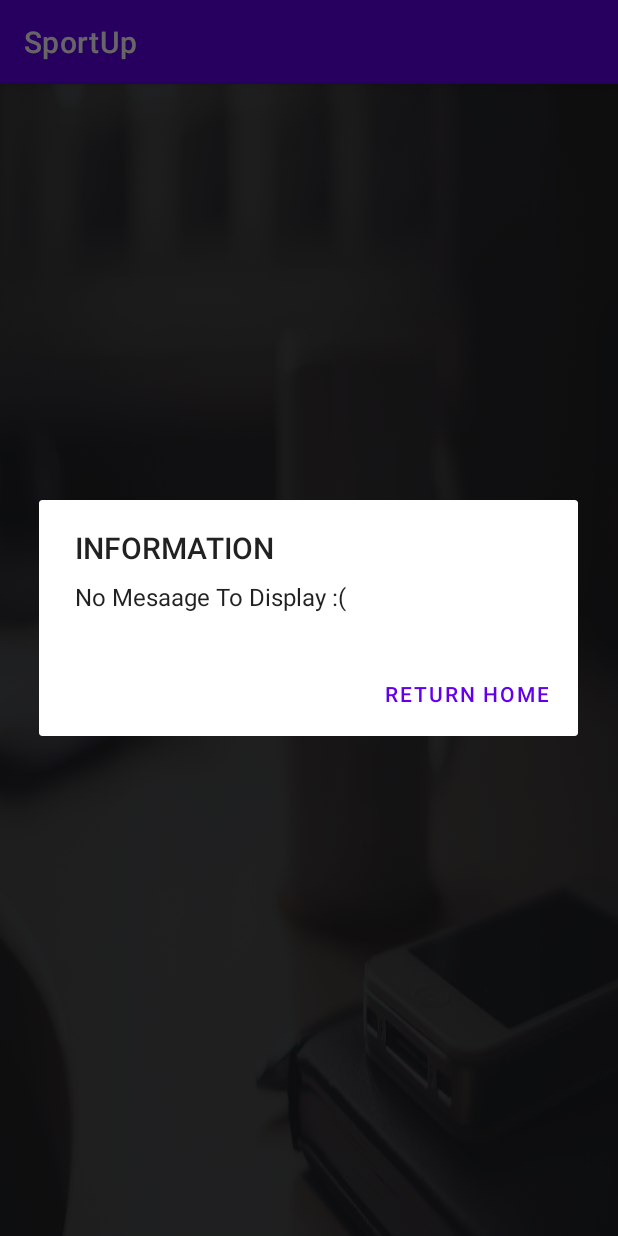
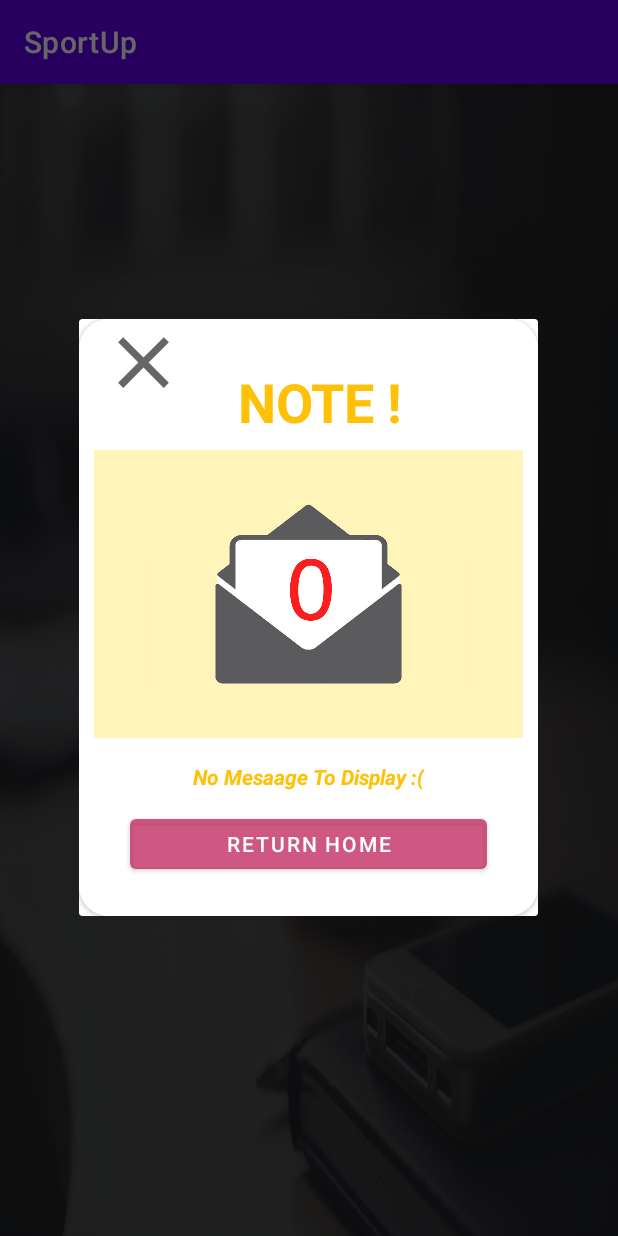
Before and after one commit to NetanelShimoni/SportUp2020, an Android app: the view_Message screen opened directly, with no data from a screen before it, on a phone screen of 412 x 824 dp. Run offline under Robolectric (Android 15) with nearby library versions, the phone set to English and light mode, and no system bars; our stand-ins replace Firebase (no records; nobody signed in at launch, a user with empty details on screens opened directly); Roboto replaces fonts that are not available here.

Commit message:
dialog_dicortivy

```diff
--- a/app/src/main/java/com/example/sportup/view_Message.java
+++ b/app/src/main/java/com/example/sportup/view_Message.java
@@ -5,8 +5,10 @@ import androidx.annotation.RequiresApi;
 import androidx.appcompat.app.AppCompatActivity;
 
 import android.annotation.SuppressLint;
+import android.app.Dialog;
 import android.content.Intent;
 import android.content.res.ColorStateList;
+import android.graphics.drawable.ColorDrawable;
 import android.graphics.drawable.ColorStateListDrawable;
 import android.os.Build;
 import android.os.Bundle;
@@ -14,6 +16,8 @@ import android.view.View;
 import android.view.ViewGroup;
 import android.widget.AdapterView;
 import android.widget.ArrayAdapter;
+import android.widget.Button;
+import android.widget.ImageView;
 import android.widget.ListAdapter;
 import android.widget.ListView;
 import android.widget.TextView;
@@ -40,12 +44,18 @@ public class view_Message extends AppCompatActivity {
     private ListView listView;
     private  ArrayList<String> text;
     private  ArrayList <String> arrayList;
+    private Dialog dialog;
+    private Button bt_return_home;
+    private ImageView close;
     DatabaseReference Dbmessage;
     DatabaseReference DBUser;
     @Override
     protected void onCreate(Bundle savedInstanceState) {
         super.onCreate(savedInstanceState);
         setContentView(R.layout.activity_view__message);
+        bt_return_home = findViewById(R.id.button_dialog);
+        close = findViewById(R.id.close_image);
+        dialog = new Dialog(this);
         Intent i = getIntent();
         this.tranier= (Tranier) i.getSerializableExtra("trainer");
         this.listView = (ListView) findViewById(R.id.list_view_message);
@@ -108,7 +118,29 @@ public class view_Message extends AppCompatActivity {
                 ArrayAdapter arrayAdapter = new ArrayAdapter( view_Message.this,android.R.layout.simple_list_item_activated_1,arrayList);
                 listView.setAdapter(arrayAdapter);
                 if (listView.getCount()==0) {
-                    openDialog();
+                    dialog.setContentView(R.layout.layout_dialog);
+                    bt_return_home =(Button) dialog.findViewById(R.id.button_dialog);
+                    close =(ImageView) dialog.findViewById(R.id.close_image);
+                    dialog.show();
+
+                    close.setOnClickListener(new View.OnClickListener() {
+                        @Override
+                        public void onClick(View view) {
+                            dialog.dismiss();
+                        }
+                    });
+                    bt_return_home.setOnClickListener(new View.OnClickListener() {
+                        @Override
+                        public void onClick(View view) {
+                            Intent intent = new Intent(view_Message.this,trainer_Home.class);
+                            intent.putExtra("trainer",tranier);
+                            startActivity(intent);
+                        }
+                    });
+
+
+
+                    //openDialog();
                     //Toast.makeText(view_Message.this,"No Mesaage To Display :(",Toast.LENGTH_LONG).show();
 
                 }
@@ -130,11 +162,11 @@ public class view_Message extends AppCompatActivity {
 
             }
 
-            private void openDialog() {
-            Dialog_messgae dialog_messgae = new Dialog_messgae(view_Message.this,tranier);
-            dialog_messgae.show(getSupportFragmentManager(),"example");
-
-            }
+//            private void openDialog() {
+//            Dialog_messgae dialog_messgae = new Dialog_messgae(view_Message.this,tranier);
+//            dialog_messgae.show(getSupportFragmentManager(),"example");
+//
+//            }
 
             @Override
             public void onCancelled(@NonNull DatabaseError error) {
--- /dev/null
+++ b/app/src/main/res/drawable/ic_baseline_close_24.xml
@@ -0,0 +1,5 @@
+<vector android:height="35dp" android:tint="?attr/colorControlNormal"
+    android:viewportHeight="24" android:viewportWidth="24"
+    android:width="35dp" xmlns:android="http://schemas.android.com/apk/res/android">
+    <path android:fillColor="@android:color/white" android:pathData="M19,6.41L17.59,5 12,10.59 6.41,5 5,6.41 10.59,12 5,17.59 6.41,19 12,13.41 17.59,19 19,17.59 13.41,12z"/>
+</vector>
--- /dev/null
+++ b/app/src/main/res/layout/layout_dialog.xml
@@ -0,0 +1,98 @@
+<?xml version="1.0" encoding="utf-8"?>
+<androidx.constraintlayout.widget.ConstraintLayout xmlns:android="http://schemas.android.com/apk/res/android"
+    xmlns:app="http://schemas.android.com/apk/res-auto"
+    xmlns:tools="http://schemas.android.com/tools"
+    android:layout_width="match_parent"
+    android:layout_height="wrap_content"
+    android:layout_gravity="center">
+
+    <androidx.cardview.widget.CardView
+        android:layout_width="match_parent"
+        android:layout_height="match_parent"
+        app:cardCornerRadius="20dp"
+        app:layout_constraintBottom_toBottomOf="parent"
+        app:layout_constraintEnd_toEndOf="parent"
+        app:layout_constraintStart_toStartOf="parent"
+        app:layout_constraintTop_toTopOf="parent">
+
+
+        <androidx.constraintlayout.widget.ConstraintLayout
+            android:layout_width="match_parent"
+            android:layout_height="398dp"
+            android:background="#FFFFFF"><![CDATA[>
+
+
+
+
+
+            ]]>
+
+            <Button
+                android:id="@+id/button_dialog"
+                android:layout_width="238dp"
+                android:layout_height="45dp"
+                android:text="Return Home"
+                app:backgroundTint="#D8C63A6C"
+                app:layout_constraintBottom_toBottomOf="parent"
+                app:layout_constraintEnd_toEndOf="parent"
+                app:layout_constraintStart_toStartOf="parent"
+                app:layout_constraintTop_toBottomOf="@+id/text_dialog2"
+                app:layout_constraintVertical_bias="0.326" />
+
+            <ImageView
+                android:id="@+id/imageView_email"
+                android:layout_width="306dp"
+                android:layout_height="192dp"
+                app:layout_constraintBottom_toBottomOf="parent"
+                app:layout_constraintEnd_toEndOf="parent"
+                app:layout_constraintHorizontal_bias="0.38"
+                app:layout_constraintStart_toStartOf="parent"
+                app:layout_constraintTop_toTopOf="parent"
+                app:layout_constraintVertical_bias="0.423"
+                app:srcCompat="@drawable/email" />
+
+            <ImageView
+                android:id="@+id/close_image"
+                android:layout_width="86dp"
+                android:layout_height="58dp"
+                app:layout_constraintBottom_toBottomOf="parent"
+                app:layout_constraintEnd_toEndOf="parent"
+                app:layout_constraintHorizontal_bias="0.0"
+                app:layout_constraintStart_toStartOf="parent"
+                app:layout_constraintTop_toTopOf="parent"
+                app:layout_constraintVertical_bias="0.0"
+                app:srcCompat="@drawable/ic_baseline_close_24" />
+
+            <TextView
+                android:id="@+id/dialog_text1"
+                android:layout_width="112dp"
+                android:layout_height="45dp"
+                android:text="NOTE !"
+                android:textColor="@color/color_yello"
+                android:textSize="36sp"
+                android:textStyle="bold"
+                app:layout_constraintBottom_toBottomOf="parent"
+                app:layout_constraintEnd_toEndOf="parent"
+                app:layout_constraintHorizontal_bias="0.548"
+                app:layout_constraintStart_toStartOf="parent"
+                app:layout_constraintTop_toTopOf="parent"
+                app:layout_constraintVertical_bias="0.087" />
+
+            <TextView
+                android:id="@+id/text_dialog2"
+                android:layout_width="wrap_content"
+                android:layout_height="wrap_content"
+                android:layout_marginTop="16dp"
+                android:gravity="center"
+                android:text="No Mesaage To Display :("
+                android:textColor="@color/color_yello"
+                android:textStyle="bold|italic"
+                app:layout_constraintBottom_toBottomOf="parent"
+                app:layout_constraintEnd_toEndOf="parent"
+                app:layout_constraintStart_toStartOf="parent"
+                app:layout_constraintTop_toBottomOf="@+id/imageView_email"
+                app:layout_constraintVertical_bias="0.0" />
+        </androidx.constraintlayout.widget.ConstraintLayout>
+
+    </androidx.cardview.widget.CardView>
+</androidx.constraintlayout.widget.ConstraintLayout>
--- a/app/src/main/res/values/colors.xml
+++ b/app/src/main/res/values/colors.xml
@@ -12,5 +12,7 @@
     <color name="green_dark">#159204</color>
     <color name="bright_green">#02D8B0</color>
     <color name="button_green">#10a54a</color>
+    <color name="color_yello">#FFC107</color>
+    <color name="COLOR_RED">#D3443A</color>
 
 </resources>
```
Also changed, not shown: app/src/main/res/drawable/email.jpg (added).
